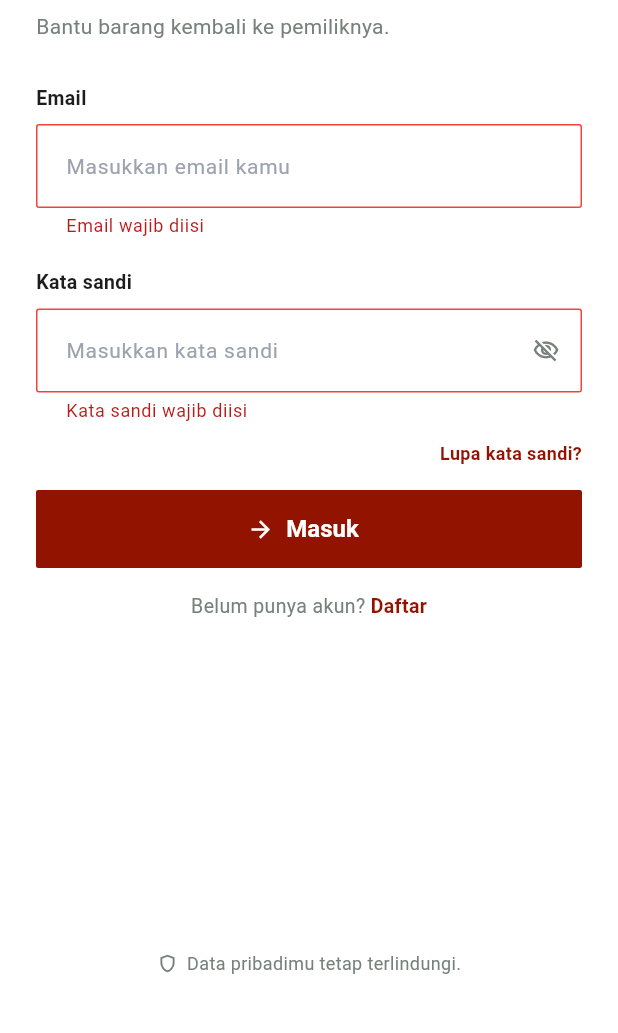
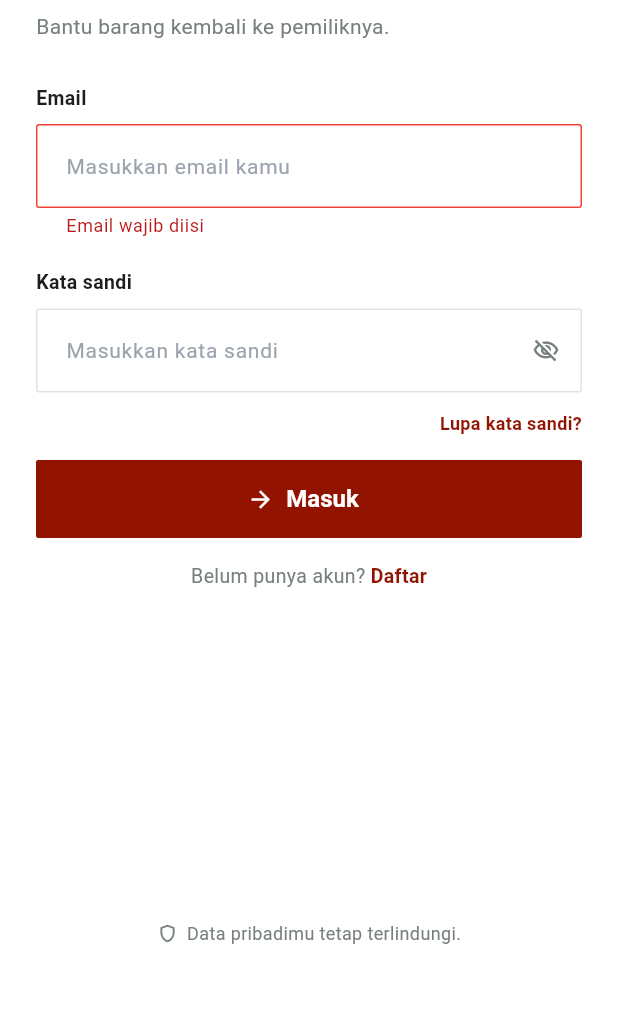
Before and after one commit to D2Firdaus/seeka-mobile, a Flutter app: the screen it shows after launch, after a tap on "Masuk", on a phone screen of 412 x 824 dp, the part 194-1227 px from its top. Run offline on Flutter 3.47's test engine with Material 3 defaults, Android fonts, the phone set to English and light mode, and no system bars; our stand-ins replace image_picker, shared_preferences; accounts and stored records are empty.

Commit message:
feat: allow admin login without password
The seeded admin account has an empty password, so the login form skips the password requirement and shows a hint for that account.

```diff
--- a/lib/features/auth/login_screen.dart
+++ b/lib/features/auth/login_screen.dart
@@ -74,6 +74,7 @@ class _LoginScreenState extends State<LoginScreen> {
                   decoration: const InputDecoration(
                     hintText: 'Masukkan email kamu',
                   ),
+                  onChanged: (_) => setState(() {}),
                   validator: (v) {
                     final t = v?.trim() ?? '';
                     if (t.isEmpty) return 'Email wajib diisi';
@@ -101,11 +102,29 @@ class _LoginScreenState extends State<LoginScreen> {
                       onPressed: () => setState(() => _obscure = !_obscure),
                     ),
                   ),
-                  validator: (v) => (v == null || v.isEmpty)
-                      ? 'Kata sandi wajib diisi'
-                      : null,
+                  validator: (v) {
+                    if (!AuthStore.instance.emailButuhPassword(_emailCtrl.text)) {
+                      return null;
+                    }
+                    return (v == null || v.isEmpty)
+                        ? 'Kata sandi wajib diisi'
+                        : null;
+                  },
                   onFieldSubmitted: (_) => _submit(),
                 ),
+                if (AuthStore.instance.akunTanpaPassword(_emailCtrl.text)) ...[
+                  const SizedBox(height: 8),
+                  const Row(
+                    children: [
+                      Icon(Icons.info_outline, size: 14, color: kTextGray),
+                      SizedBox(width: 6),
+                      Text(
+                        'Akun admin — biarkan kolom kata sandi kosong.',
+                        style: TextStyle(fontSize: 12, color: kTextGray),
+                      ),
+                    ],
+                  ),
+                ],
                 const SizedBox(height: 12),
                 Align(
                   alignment: Alignment.centerRight,
```
